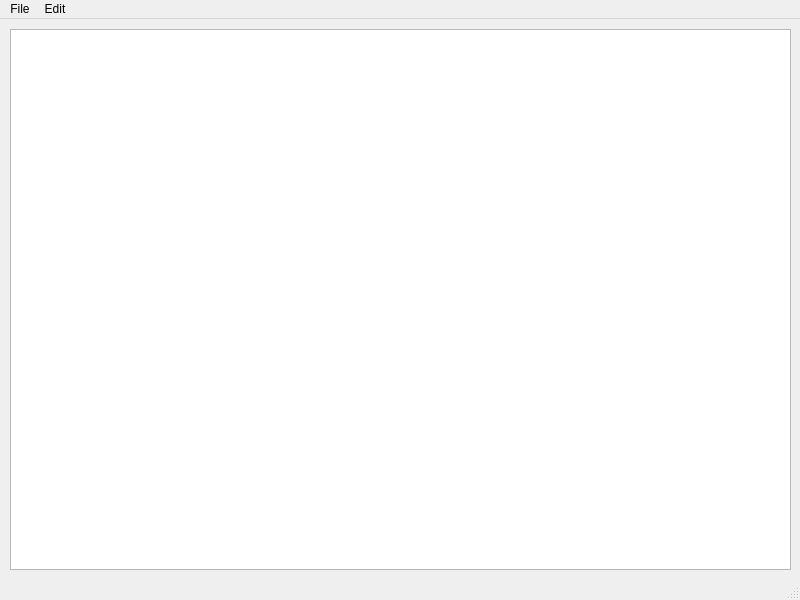
Above: mainwindow.ui from s3pt1l3/cpp_notepad before the change. Below: the same form after it.
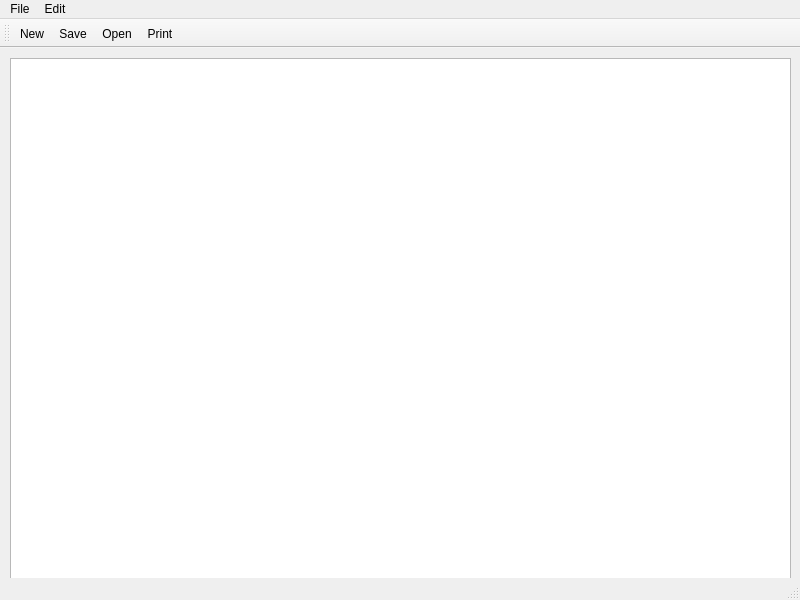
That is the form after the change. Icons and pictures are not drawn.

Diff of the .ui file:
```diff
--- a/mainwindow.ui
+++ b/mainwindow.ui
@@ -63,6 +63,21 @@
    <addaction name="menuEdit"/>
   </widget>
   <widget class="QStatusBar" name="statusbar"/>
+  <widget class="QToolBar" name="toolBar">
+   <property name="windowTitle">
+    <string>toolBar</string>
+   </property>
+   <attribute name="toolBarArea">
+    <enum>TopToolBarArea</enum>
+   </attribute>
+   <attribute name="toolBarBreak">
+    <bool>false</bool>
+   </attribute>
+   <addaction name="actionNew"/>
+   <addaction name="actionSave"/>
+   <addaction name="actionOpen"/>
+   <addaction name="actionPrint"/>
+  </widget>
   <action name="actionNew">
    <property name="icon">
     <iconset resource="Resources.qrc">
```
